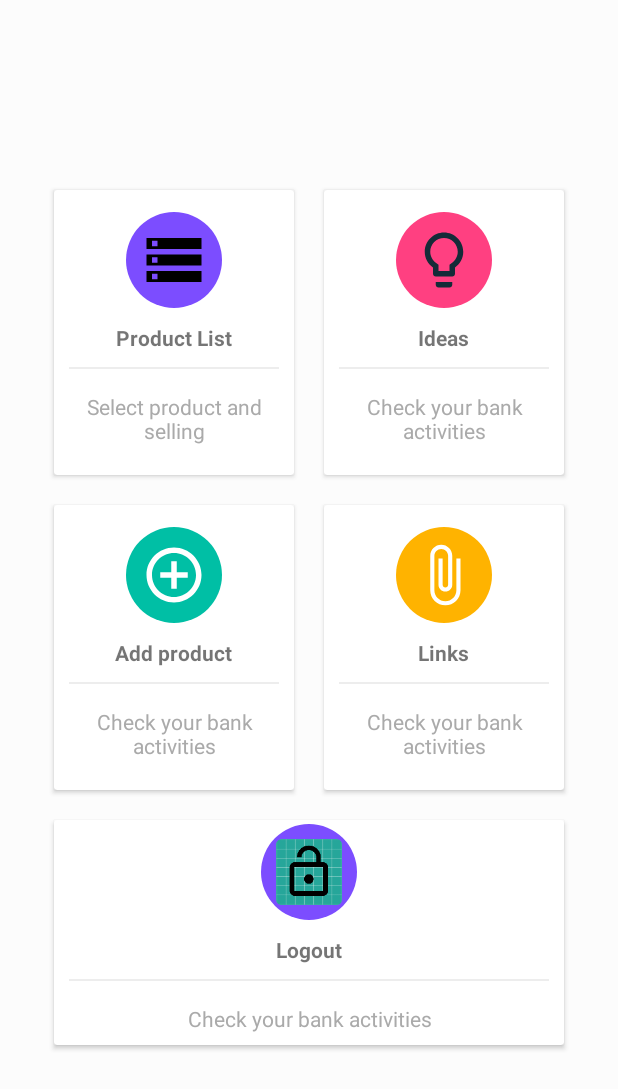
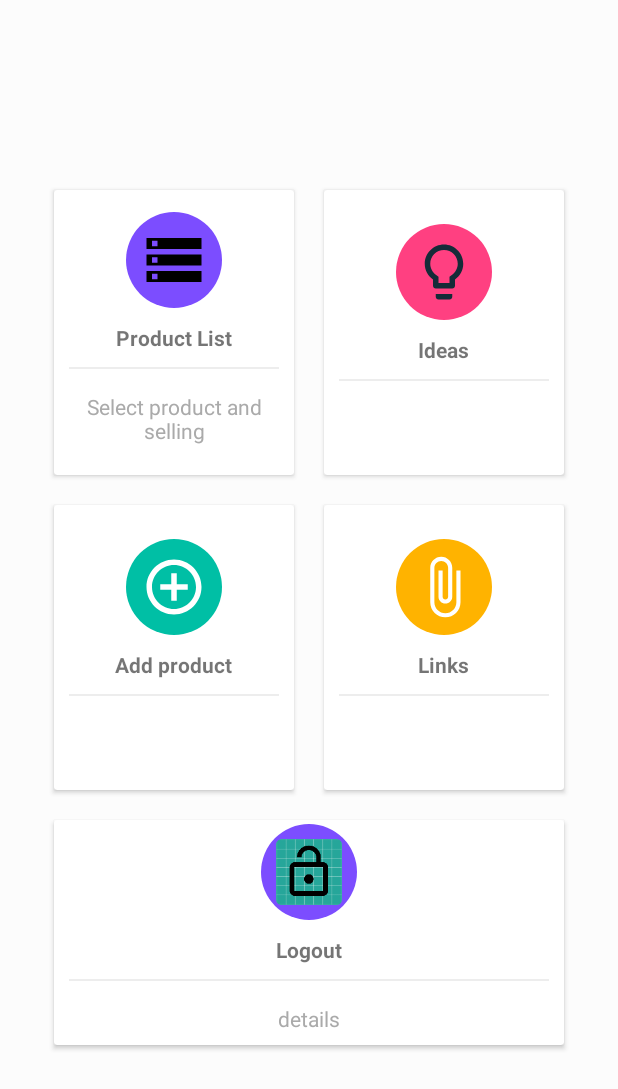
Before and after one commit to w3farid/supershop, an Android app: the Dashboard screen opened directly, with no data from a screen before it, on a phone screen of 412 x 824 dp. Shown: the top 1089 px of the screen. Run offline under Robolectric (Android 15) with nearby library versions, the phone set to English and light mode, and no system bars.

Commit message:
dashboard text update

```diff
--- a/app/src/main/res/layout/activity_dashboard.xml
+++ b/app/src/main/res/layout/activity_dashboard.xml
@@ -92,7 +92,7 @@
                     android:layout_width="wrap_content"
                     android:layout_height="wrap_content"
                     android:gravity="center"
-                    android:text="Check your bank activities"
+                    android:text=""
                     android:padding="5dp"
                     android:textColor="@android:color/darker_gray"/>
 
@@ -139,7 +139,7 @@
                     android:layout_width="wrap_content"
                     android:layout_height="wrap_content"
                     android:gravity="center"
-                    android:text="Check your bank activities"
+                    android:text=""
                     android:padding="5dp"
                     android:textColor="@android:color/darker_gray"/>
 
@@ -183,7 +183,7 @@
                     android:layout_height="wrap_content"
                     android:gravity="center"
                     android:padding="5dp"
-                    android:text="Check your bank activities"
+                    android:text=""
                     android:textColor="@android:color/darker_gray" />
 
             </LinearLayout>
@@ -230,7 +230,7 @@
                     android:layout_width="wrap_content"
                     android:layout_height="wrap_content"
                     android:gravity="center"
-                    android:text="Check your bank activities"
+                    android:text="details"
                     android:padding="5dp"
                     android:textColor="@android:color/darker_gray"/>
 
```
